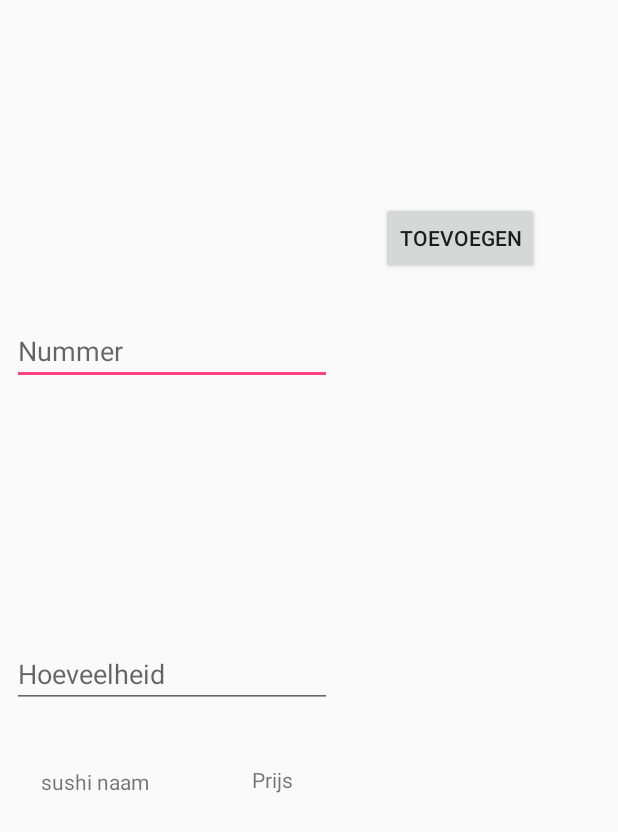
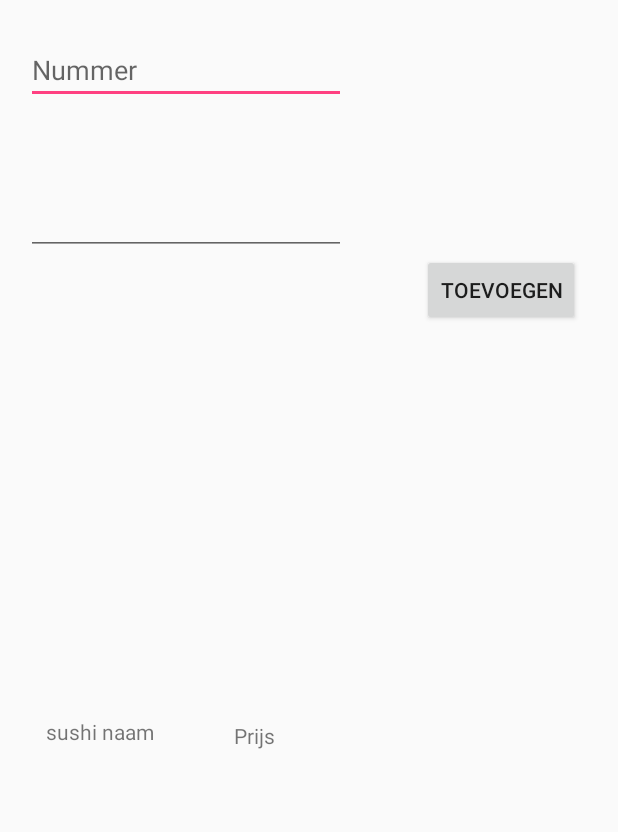
Before and after one commit to casfoole/SushiApp2, an Android app: the screen it shows after launch (MainActivity), after a tap on "TOEVOEGEN", on a phone screen of 412 x 824 dp. Shown: the top 832 px of the screen. Run offline under Robolectric (Android 15) with nearby library versions, the phone set to English and light mode, and no system bars; 1 statement that could not run was skipped.

Commit message:
new commit

```diff
--- a/app/src/main/java/nl/casfoole/sushiapp2/MainActivity.java
+++ b/app/src/main/java/nl/casfoole/sushiapp2/MainActivity.java
@@ -12,6 +12,7 @@ import android.widget.TextView;
 
 import java.lang.reflect.Array;
 import java.util.ArrayList;
+import java.util.Arrays;
 import java.util.HashMap;
 import java.util.List;
 import java.util.Map;
@@ -21,6 +22,7 @@ import javax.security.auth.Subject;
 public class MainActivity extends Activity {
     Button btn;
     EditText et;
+    EditText et2;
     TextView tv;
     TextView tv2;
     @Override
@@ -29,40 +31,133 @@ public class MainActivity extends Activity {
         setContentView(R.layout.activity_main);
         btn =(Button)findViewById(R.id.button);
         et =(EditText)findViewById(R.id.editText);
+        et2 =(EditText)findViewById(R.id.editText2);
         tv =(TextView)findViewById(R.id.textView);
         tv2 =(TextView)findViewById(R.id.textView2);
 
         btn.setOnClickListener(new View.OnClickListener() {
 
             ArrayList<String> sushis = new ArrayList<String>();
+            int totaal = 0;
 
             public void onClick(View v) {
                 String name = et.getText().toString();
+                String value = et2.getText().toString();
+                int hoeveelheid = Integer.parseInt(value);
 
-                String a = "1111";
-                String s1 = "Sushi 1";
-                String g1 = "10 euro";
+                String a = "1100";
+                String s1 = "Sushi 1 - " + 10 + " euro";
+                int g1 = 10;
 
-                String b = "2222";
-                String s2 = "sushi 2";
-                String g2 = "10 euro";
+                String b = "1200";
+                String s2 = "sushi 2 - " + 7 + " euro";
+                int g2 = 7;
+
+                String c = "1300";
+                String s3 = "sushi 3 - " + 5 + " euro";
+                int g3 = 5;
+
+                String d = "1400";
+                String s4 = "sushi 4 - " + 5 + " euro";
+                int g4 = 5;
+
+                String e = "1500";
+                String s5 = "sushi 5 - " + 7 + " euro";
+                int g5 = 7;
+
+                String f = "1600";
+                String s6 = "sushi 6 - " + 10 + " euro";
+                int g6 = 10;
+
+                String g = "1700";
+                String s7 = "sushi 7 - " + 7 + " euro";
+                int g7 = 7;
+
+                String h = "1800";
+                String s8 = "sushi 8 - " + 5 + " euro";
+                int g8 = 5;
+
+                String i = "1900";
+                String s9 = "sushi 9 - " + 5 + " euro";
+                int g9 = 5;
+
+                String j = "2100";
+                String s10 = "sushi 10 - " + 7 + " euro";
+                int g10 = 7;
+
+                String k = "2200";
+                String s11 = "sushi 11 - " + 10 + " euro";
+                int g11 = 10;
+
+                String l = "2300";
+                String s12 = "sushi 12 - " + 7 + " euro";
+                int g12 = 7;
+
+                String m = "2400";
+                String s13 = "sushi 13 - " + 5 + " euro";
+                int g13 = 5;
+
+                String n = "2500";
+                String s14 = "sushi 14 - " + 5 + " euro";
+                int g14 = 5;
+
+                String o = "2600";
+                String s15 = "sushi 15 - " + 7 + " euro";
+                int g15 = 7;
+
+                String p = "2700";
+                String s16 = "sushi 16 - " + 10 + " euro";
+                int g16 = 10;
+
+                String q = "2800";
+                String s17 = "sushi 17 - " + 7 + " euro";
+                int g17 = 7;
+
+                String r = "2900";
+                String s18 = "sushi 18 - " + 5 + " euro";
+                int g18 = 5;
+
+                String s = "3100";
+                String s19 = "sushi 19 - " + 5 + " euro";
+                int g19 = 5;
+
+                String t = "3200";
+                String s20 = "sushi 20 - " + 7 + " euro";
+                int g20 = 7;
 
 
                 if(name.equals(a)){
-//                    tv.setText(s1);
-                    tv2.setText(g1);
-                    sushis.add(s1);
+                    for (int z = 0; z < hoeveelheid; z++){
+                        sushis.add(s1);
+                    }
+                    for (int z = 0; z < g1 * hoeveelheid; z++){
+                        totaal++;
+                    }
                 }
-                else if (name.equals(b)){
-                    tv.setText(s2);
-                    tv2.setText(g2);
+                else if(name.equals(b)){
+                    for (int z = 0; z < hoeveelheid; z++){
+                        sushis.add(s2);
+                    }
+                    for (int z = 0; z < g2 * hoeveelheid; z++){
+                        totaal++;
+                    }
                 }
-
-//                int arraySize = sushis.size();
-//                for(int i = 0; i < arraySize; i++) {
-//                    i = (int)value;
-//                    return sushis.get(i);
-//                }
+                else if(name.equals(c)){
+                    for (int z = 0; z < hoeveelheid; z++){
+                        sushis.add(s3);
+                    }
+                    for (int z = 0; z < g3 * hoeveelheid; z++){
+                        totaal++;
+                    }
+                }
+                else if(name.equals(d)){
+                    for (int z = 0; z < hoeveelheid; z++){
+                        sushis.add(s4);
+                    }
+                    for (int z = 0; z < g4 * hoeveelheid; z++){
+                        totaal++;
+                    }
+                }
             }
 
         });
--- a/app/src/main/res/layout/activity_main.xml
+++ b/app/src/main/res/layout/activity_main.xml
@@ -15,85 +15,83 @@
         android:layout_marginLeft="8dp"
         android:layout_marginRight="8dp"
         android:layout_marginStart="8dp"
-        android:layout_marginTop="8dp"
+        android:layout_marginTop="24dp"
         android:ems="10"
+        android:hint="Nummer"
         android:inputType="number"
-        android:hint="Nummer"
-        app:layout_constraintBottom_toTopOf="@+id/editText2"
+        app:layout_constraintBottom_toBottomOf="parent"
         app:layout_constraintEnd_toEndOf="parent"
-        app:layout_constraintHorizontal_bias="0.0"
+        app:layout_constraintHorizontal_bias="0.052"
         app:layout_constraintStart_toStartOf="parent"
         app:layout_constraintTop_toTopOf="parent"
-        app:layout_constraintVertical_bias="0.557"
-        />
-
-    <EditText
-        android:id="@+id/editText2"
-        android:layout_width="wrap_content"
-        android:layout_height="wrap_content"
-        android:layout_marginBottom="352dp"
-        android:layout_marginLeft="8dp"
-        android:layout_marginStart="8dp"
-        android:ems="10"
-        android:inputType="textPersonName"
-        android:text=""
-        android:hint="Hoeveelheid"
-        app:layout_constraintBottom_toBottomOf="parent"
-        app:layout_constraintStart_toStartOf="parent" />
+        app:layout_constraintVertical_bias="0.0" />
 
     <Button
         android:id="@+id/button"
         android:layout_width="wrap_content"
         android:layout_height="wrap_content"
         android:layout_marginBottom="8dp"
-        android:layout_marginEnd="16dp"
+        android:layout_marginEnd="4dp"
         android:layout_marginLeft="8dp"
-        android:layout_marginRight="16dp"
+        android:layout_marginRight="4dp"
         android:layout_marginStart="8dp"
         android:layout_marginTop="8dp"
         android:text="Toevoegen"
         app:layout_constraintBottom_toBottomOf="parent"
         app:layout_constraintEnd_toEndOf="parent"
-        app:layout_constraintHorizontal_bias="0.406"
+        app:layout_constraintHorizontal_bias="0.666"
         app:layout_constraintStart_toEndOf="@+id/editText2"
         app:layout_constraintTop_toTopOf="parent"
-        app:layout_constraintVertical_bias="0.167" />
+        app:layout_constraintVertical_bias="0.212" />
 
     <TextView
         android:id="@+id/textView"
         android:layout_width="83dp"
         android:layout_height="26dp"
+        android:layout_marginBottom="320dp"
+        android:layout_marginEnd="8dp"
+        android:layout_marginLeft="8dp"
+        android:layout_marginRight="8dp"
+        android:layout_marginStart="8dp"
+        android:text="sushi naam"
+        app:layout_constraintBottom_toBottomOf="parent"
+        app:layout_constraintEnd_toEndOf="parent"
+        app:layout_constraintHorizontal_bias="0.073"
+        app:layout_constraintStart_toStartOf="parent" />
+
+    <TextView
+        android:id="@+id/textView2"
+        android:layout_width="65dp"
+        android:layout_height="27dp"
+        android:layout_marginBottom="316dp"
+        android:layout_marginEnd="8dp"
+        android:layout_marginLeft="8dp"
+        android:layout_marginRight="8dp"
+        android:layout_marginStart="8dp"
+        android:text="Prijs"
+        app:layout_constraintBottom_toBottomOf="parent"
+        app:layout_constraintEnd_toEndOf="parent"
+        app:layout_constraintHorizontal_bias="0.157"
+        app:layout_constraintStart_toEndOf="@+id/textView" />
+
+    <EditText
+        android:id="@+id/editText2"
+        android:layout_width="wrap_content"
+        android:layout_height="wrap_content"
         android:layout_marginBottom="8dp"
         android:layout_marginEnd="8dp"
         android:layout_marginLeft="8dp"
         android:layout_marginRight="8dp"
         android:layout_marginStart="8dp"
         android:layout_marginTop="8dp"
-        android:text="sushi naam"
+        android:ems="10"
+        android:inputType="number"
         app:layout_constraintBottom_toBottomOf="parent"
         app:layout_constraintEnd_toEndOf="parent"
-        app:layout_constraintHorizontal_bias="0.061"
+        app:layout_constraintHorizontal_bias="0.052"
         app:layout_constraintStart_toStartOf="parent"
-        app:layout_constraintTop_toBottomOf="@+id/editText2"
-        app:layout_constraintVertical_bias="0.101" />
-
-    <TextView
-        android:id="@+id/textView2"
-        android:layout_width="65dp"
-        android:layout_height="27dp"
-        android:layout_marginBottom="8dp"
-        android:layout_marginEnd="8dp"
-        android:layout_marginLeft="8dp"
-        android:layout_marginRight="8dp"
-        android:layout_marginStart="8dp"
-        android:layout_marginTop="8dp"
-        android:text="Prijs"
-        app:layout_constraintBottom_toBottomOf="parent"
-        app:layout_constraintEnd_toEndOf="parent"
-        app:layout_constraintHorizontal_bias="0.225"
-        app:layout_constraintStart_toEndOf="@+id/textView"
-        app:layout_constraintTop_toBottomOf="@+id/editText2"
-        app:layout_constraintVertical_bias="0.097" />
+        app:layout_constraintTop_toBottomOf="@+id/editText"
+        app:layout_constraintVertical_bias="0.068" />
 
 
 </android.support.constraint.ConstraintLayout>
```
